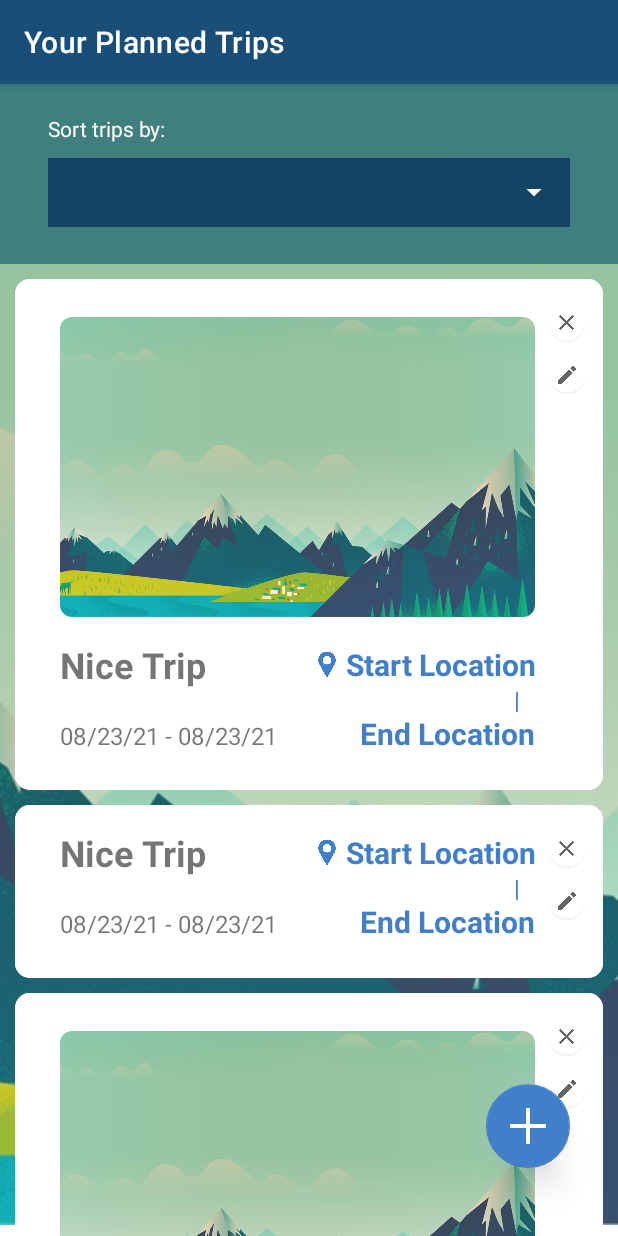
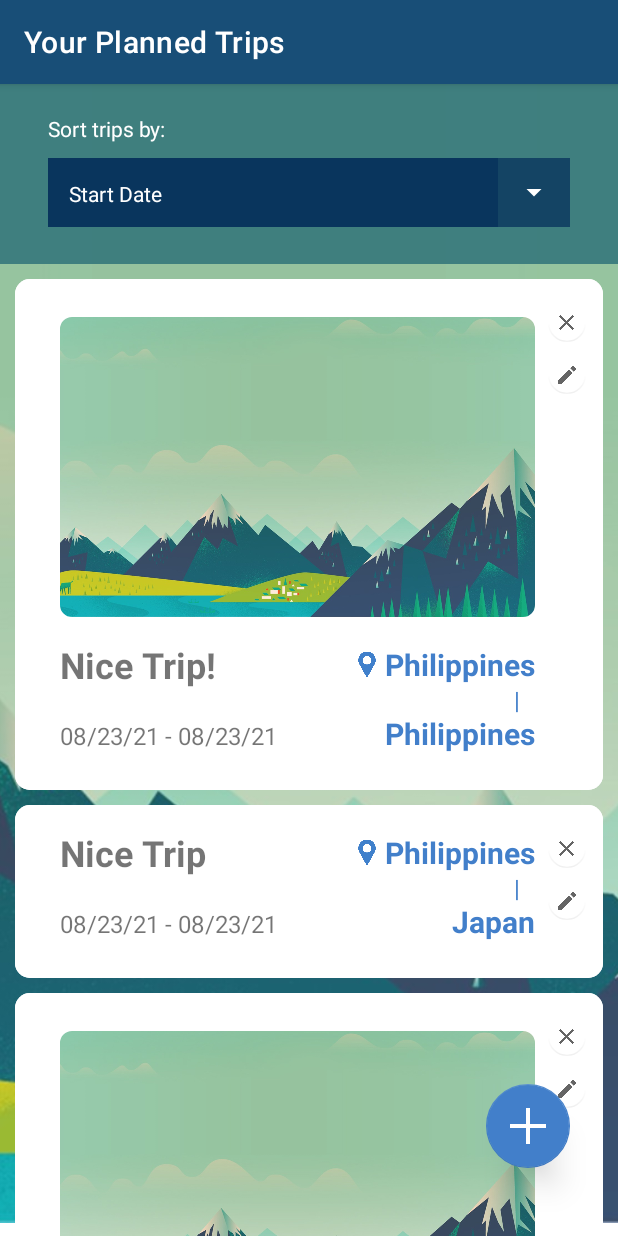
Before and after one commit to J3Jab/TripTrip-MOBDEVE, an Android app: the TripsActivity screen opened directly, with no data from a screen before it, on a phone screen of 412 x 824 dp. Run offline under Robolectric (Android 15) with nearby library versions, the phone set to English and light mode, and no system bars.

Commit message:
Made revisions
- added end location, description attributes to Trip.java
- transferred recyclerview content to TripsActivity.java

```diff
--- a/TripTripMobileApp/app/src/main/java/com/mobdeve/group17/triptripmobileapp/DataHelper.java
+++ b/TripTripMobileApp/app/src/main/java/com/mobdeve/group17/triptripmobileapp/DataHelper.java
@@ -11,19 +11,19 @@ public class DataHelper {
 
         trips.add(new Trip(
                 R.drawable.mountains,
+                "Nice Trip!!!!!!!!!!!!!!!!!!!!!!!!!!!!!!!!!!!!!!!!!!!!!!!!!!!!!!!!!!!!!!!!!!!!!!!!!!!",
+                "08/23/21",
+                "08/23/21",
+                "Philippines",
+                "Philippines"));
+
+        trips.add(new Trip(
+                0, // no image set
                 "Nice Trip",
                 "08/23/21",
                 "08/23/21",
                 "Philippines",
-                "Round"));
-
-        trips.add(new Trip(
-                0,
-                "Nice Trip",
-                "08/23/21",
-                "08/23/21",
-                "Philippines",
-                "Single"));
+                "Japan"));
 
         trips.add(new Trip(
                 R.drawable.mountains,
@@ -31,7 +31,7 @@ public class DataHelper {
                 "08/23/21",
                 "08/23/21",
                 "Philippines",
-                "Round"));
+                "The Moon"));
         return trips;
     }
 }
--- a/TripTripMobileApp/app/src/main/java/com/mobdeve/group17/triptripmobileapp/Trip.java
+++ b/TripTripMobileApp/app/src/main/java/com/mobdeve/group17/triptripmobileapp/Trip.java
@@ -1,90 +1,48 @@
 package com.mobdeve.group17.triptripmobileapp;
 
 public class Trip {
-    private int tripPicId, id;
-    private String tripTitle, startDate, endDate, startLocation, endLocation, type, userEmail;
+    private int tripPicId;
+    private String tripTitle, startDate, endDate, startLocation, endLocation, type, description;
 
-    public Trip(int tripPicId, String title, String startDate, String endDate, String endLocation, String type) {
+    public Trip(int tripPicId, String title, String startDate, String endDate, String startLocation, String endLocation) {
         this.tripPicId = tripPicId;
         this.tripTitle = title;
         this.startDate = startDate;
         this.endDate = endDate;
         this.startLocation = startLocation;
         this.endLocation = endLocation;
-        this.type = type;
-        this.userEmail = userEmail;
-    }
-
-    public Trip() {
-    }
-
-    public int getId() {
-        return id;
-    }
-
-    public void setId(int id) {
-        this.id = id;
     }
 
     public int getTripPicId() {
         return tripPicId;
     }
 
-    public void setTripPicId(int tripPicId) {
-        this.tripPicId = tripPicId;
-    }
-
     public String getTripTitle() {
         return tripTitle;
-    }
-
-    public void setTripTitle(String tripTitle) {
-        this.tripTitle = tripTitle;
     }
 
     public String getStartDate() {
         return startDate;
     }
 
-    public void setStartDate(String startDate) {
-        this.startDate = startDate;
-    }
-
     public String getEndDate() {
         return endDate;
     }
 
-    public void setEndDate(String endDate) {
-        this.endDate = endDate;
-    }
-
-    public String getStartLocation() { return startLocation; }
-
-    public void setStartLocation(String startLocation) {
-        this.startLocation = startLocation;
+    public String getStartLocation() {
+        return startLocation;
     }
 
     public String getEndLocation() {
         return endLocation;
     }
 
-    public void setEndLocation(String endLocation) {
-        this.endLocation = endLocation;
-    }
-
-    public String getType() {
+    public String getTripType() {
         return type;
     }
 
-    public void setType(String type) {
-        this.type = type;
+    public String getDescription() {
+        return description;
     }
 
-    public String getUserEmail() {
-        return userEmail;
-    }
-
-    public void setUserEmail(String userEmail) {
-        this.userEmail = userEmail;
-    }
 }
--- a/TripTripMobileApp/app/src/main/java/com/mobdeve/group17/triptripmobileapp/TripAdapter.java
+++ b/TripTripMobileApp/app/src/main/java/com/mobdeve/group17/triptripmobileapp/TripAdapter.java
@@ -38,8 +38,8 @@ public class TripAdapter extends RecyclerView.Adapter<TripViewHolder> {
         holder.setTripTitle(dataTrips.get(position).getTripTitle());
         holder.setStartDate(dataTrips.get(position).getStartDate());
         holder.setEndDate(dataTrips.get(position).getEndDate());
-        holder.setDestination(dataTrips.get(position).getEndLocation());
-        holder.setTripType(dataTrips.get(position).getType());
+        holder.setStartLocation(dataTrips.get(position).getStartLocation());
+        holder.setEndLocation(dataTrips.get(position).getEndLocation());
     }
 
     @Override
--- a/TripTripMobileApp/app/src/main/java/com/mobdeve/group17/triptripmobileapp/TripViewHolder.java
+++ b/TripTripMobileApp/app/src/main/java/com/mobdeve/group17/triptripmobileapp/TripViewHolder.java
@@ -1,6 +1,5 @@
 package com.mobdeve.group17.triptripmobileapp;
 
-import android.util.Log;
 import android.view.View;
 import android.widget.ImageView;
 import android.widget.TextView;
@@ -16,8 +15,8 @@ public class TripViewHolder extends RecyclerView.ViewHolder {
     private TextView tvTripTitle;
     private TextView tvStartDate;
     private TextView tvEndDate;
-    private TextView tvDestination;
-    private TextView tvTripType;
+    private TextView tvStartLocation;
+    private TextView tvEndLocation;
 
     public TripViewHolder(@NonNull @NotNull View itemView) {
         super(itemView);
@@ -26,8 +25,8 @@ public class TripViewHolder extends RecyclerView.ViewHolder {
         this.tvTripTitle = itemView.findViewById(R.id.tv_trip_title);
         this.tvStartDate = itemView.findViewById(R.id.tv_start_date);
         this.tvEndDate = itemView.findViewById(R.id.tv_end_date);
-        this.tvDestination = itemView.findViewById(R.id.tv_trip_destination);
-        this.tvTripType = itemView.findViewById(R.id.tv_trip_type);
+        this.tvStartLocation = itemView.findViewById(R.id.tv_start_location);
+        this.tvEndLocation = itemView.findViewById(R.id.tv_end_location);
 
     }
 
@@ -56,12 +55,12 @@ public class TripViewHolder extends RecyclerView.ViewHolder {
         this.tvEndDate.setText(endDate);
     }
 
-    public void setDestination(String destination) {
-        this.tvDestination.setText(destination);
+    public void setStartLocation(String startLocation) {
+        this.tvStartLocation.setText(startLocation);
     }
 
-    public void setTripType(String type) {
-        this.tvTripType.setText(type);
+    public void setEndLocation(String endLocation) {
+        this.tvEndLocation.setText(endLocation);
     }
 
 
--- a/TripTripMobileApp/app/src/main/java/com/mobdeve/group17/triptripmobileapp/TripsActivity.java
+++ b/TripTripMobileApp/app/src/main/java/com/mobdeve/group17/triptripmobileapp/TripsActivity.java
@@ -4,14 +4,10 @@ import androidx.appcompat.app.AppCompatActivity;
 import androidx.recyclerview.widget.LinearLayoutManager;
 import androidx.recyclerview.widget.RecyclerView;
 
-import android.content.Intent;
 import android.os.Bundle;
 import android.util.Log;
-import android.view.View;
 import android.widget.ArrayAdapter;
 import android.widget.Spinner;
-
-import com.google.android.material.floatingactionbutton.FloatingActionButton;
 
 import java.util.ArrayList;
 
@@ -21,16 +17,31 @@ public class TripsActivity extends AppCompatActivity {
     private ArrayList<Trip> dataTrips;
     private RecyclerView.LayoutManager layoutManager;
     private TripAdapter adapter;
-    private FloatingActionButton fabAdd;
 
     @Override
     protected void onCreate(Bundle savedInstanceState) {
         super.onCreate(savedInstanceState);
-        setContentView(R.layout.activity_main);
+        setContentView(R.layout.activity_trips);
+
+        initDropdown();
         initRecyclerView();
-        Intent intent = getIntent();
-        String curr_user = intent.getStringExtra(MainActivity.KEY_CURR_USER);
-        Spinner dropdown = (Spinner) findViewById(R.id.dropdown);
+    }
+
+    public void initRecyclerView(){
+
+        this.rv_trips = findViewById(R.id.rv_trips);
+        this.dataTrips = new DataHelper().getTrips();
+
+        this.layoutManager = new LinearLayoutManager(this, RecyclerView.VERTICAL, false);
+        this.rv_trips.setLayoutManager(this.layoutManager);
+
+        this.adapter = new TripAdapter(this.dataTrips);
+        this.rv_trips.setAdapter(this.adapter);
+
+    }
+
+    public void initDropdown(){
+        Spinner dropdown = (Spinner) findViewById(R.id.dropdown_sort_date);
 
 //        ArrayAdapter<String> arrayAdapter = new ArrayAdapter<String>(MainActivity.this,
 //                android.R.layout.simple_list_item_1, getResources().getStringArray(R.array.sort_options));
@@ -41,31 +52,4 @@ public class TripsActivity extends AppCompatActivity {
         arrayAdapter.setDropDownViewResource(R.layout.item_dropdown);
         dropdown.setAdapter(arrayAdapter);
     }
-
-    public void initRecyclerView() {
-
-        this.rv_trips = findViewById(R.id.rv_trips);
-        this.dataTrips = new DataHelper().getTrips();
-
-        this.layoutManager = new LinearLayoutManager(this, RecyclerView.VERTICAL, false);
-        this.rv_trips.setLayoutManager(this.layoutManager);
-
-        this.adapter = new TripAdapter(this.dataTrips);
-        this.rv_trips.setAdapter(this.adapter);
-
-        //this.fabAdd = findViewById(R.id.btn_create_trip);
-//        this.fabAdd.setOnClickListener(new View.OnClickListener() {
-//            @Override
-//            public void onClick(View v) {
-//                Intent intent = new Intent(MainActivity.this, AddTweetActivity.class);
-//
-//                myARL.launch(intent);
-//            }
-//        });
-//
-//        Log.d("message", "main working");
-//
-//    }
-
-    }
 }
```
Also changed, not shown: TripTripMobileApp/app/src/main/java/com/mobdeve/group17/triptripmobileapp/AddTripActivity.java (+17 -0 lines), TripTripMobileApp/app/src/main/java/com/mobdeve/group17/triptripmobileapp/EditTripActivity.java (+17 -0 lines), TripTripMobileApp/app/src/main/java/com/mobdeve/group17/triptripmobileapp/MainActivity.java (+8 -11 lines).
